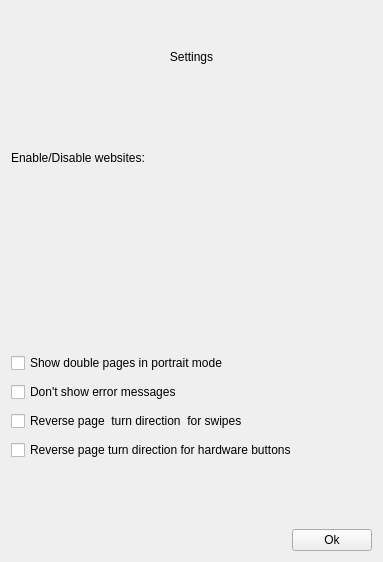
Above: widgets/settingsdialog.ui from Rain92/UltimateMangaReader before the change. Below: the same form after it.
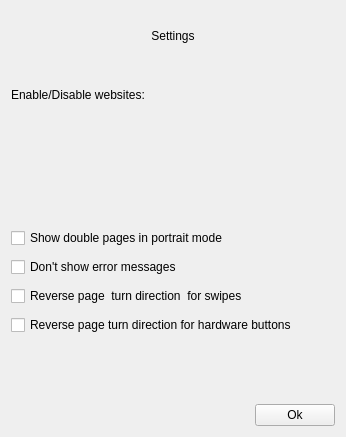
That is the form after the change.

```diff
--- a/widgets/settingsdialog.ui
+++ b/widgets/settingsdialog.ui
@@ -6,8 +6,8 @@
    <rect>
     <x>0</x>
     <y>0</y>
-    <width>383</width>
-    <height>562</height>
+    <width>346</width>
+    <height>437</height>
    </rect>
   </property>
   <property name="windowTitle">
```
